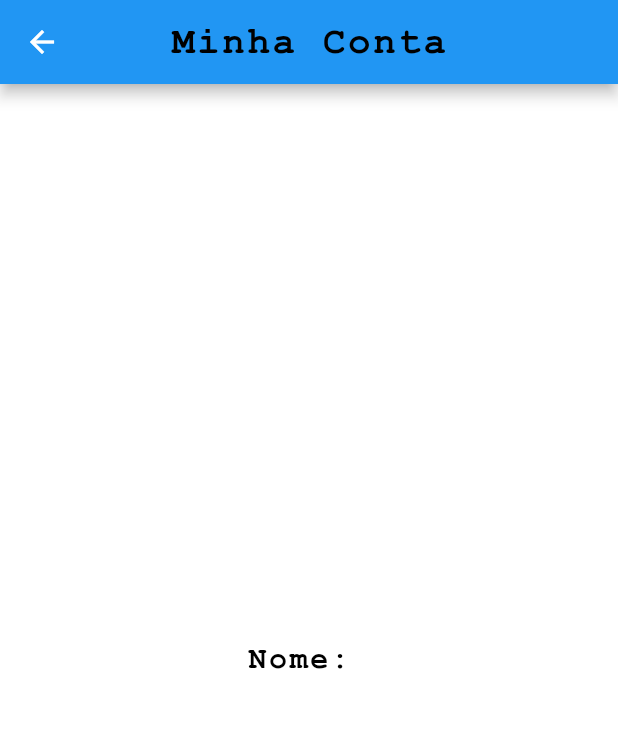
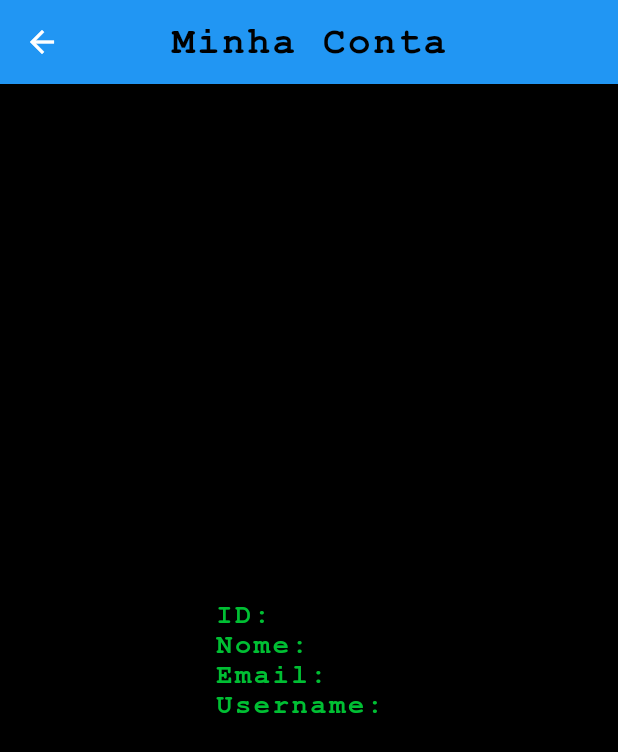
Before and after one commit to pajeeh/login, a Flutter app: the UserAccountPage screen opened directly, on a phone screen of 412 x 824 dp. Shown: the top 752 px of the screen. Run offline on Flutter 3.47's test engine with Material 2 defaults, Android fonts, the phone set to English and light mode, and no system bars; our stand-ins replace firebase_auth, firebase_core; missing offline and left inert: network_info_plus; accounts and stored records are empty; project files that could hold a hidden picture were left out.

```diff
--- a/lib/pages/user_account.dart
+++ b/lib/pages/user_account.dart
@@ -15,11 +15,12 @@ class _UserAccountPageState extends State<UserAccountPage> {
   @override
   Widget build(BuildContext context) {
     return Scaffold(
+      backgroundColor: preto,
       appBar: AppBar(
         centerTitle: true,
-
-        title: const Text('Minha Conta',
-        style:  TextStyle(
+        title: const Text(
+          'Minha Conta',
+          style: TextStyle(
             color: preto,
             fontSize: 25,
             fontFamily: 'CourierNew',
@@ -31,13 +32,48 @@ class _UserAccountPageState extends State<UserAccountPage> {
       body: Center(
         child: Column(
           mainAxisAlignment: MainAxisAlignment.center,
-          crossAxisAlignment: CrossAxisAlignment.center,
+          crossAxisAlignment: CrossAxisAlignment.start,
           children: <Widget>[
+            //ID
+            Text(
+              'ID: ${user!.uid}',
+              style: const TextStyle(
+                color: verde,
+                fontSize: 18,
+                fontFamily: 'CourierNew',
+                letterSpacing: 1.75,
+                fontWeight: FontWeight.w700,
+              ),
+            ),
+            //nome
             Text(
               'Nome: ${user!.displayName}',
               style: const TextStyle(
-                color: preto,
-                fontSize: 20,
+                color: verde,
+                fontSize: 18,
+                fontFamily: 'CourierNew',
+                letterSpacing: 1.75,
+                fontWeight: FontWeight.w700,
+              ),
+            ),
+            //email
+            Text(
+              'Email: ${user!.email}',
+              style: const TextStyle(
+                color: verde,
+                fontSize: 18,
+                fontFamily: 'CourierNew',
+                letterSpacing: 1.75,
+                fontWeight: FontWeight.w700,
+              ),
+            ),
+
+            //username
+            Text(
+              'Username: ${user!.displayName}',
+              style: const TextStyle(
+                color: verde,
+                fontSize: 18,
                 fontFamily: 'CourierNew',
                 letterSpacing: 1.75,
                 fontWeight: FontWeight.w700,
```
Also changed, not shown: 1 other file.
